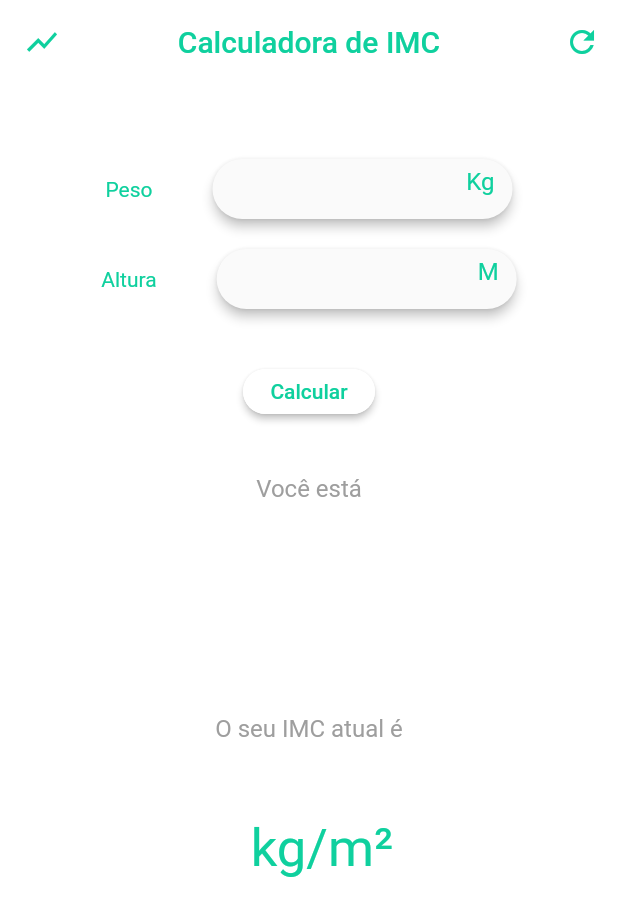
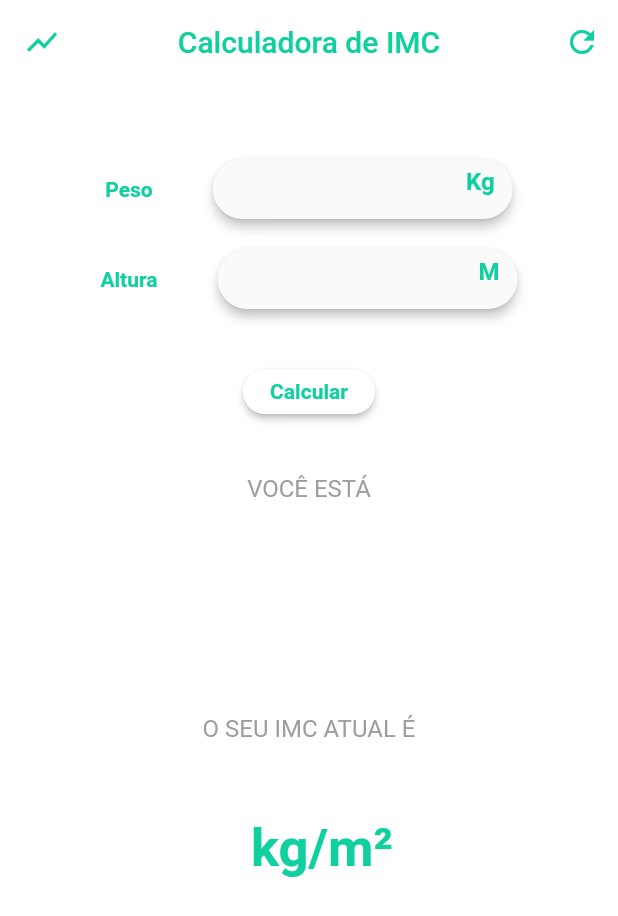
Before and after one commit to elennmilhomem/CalculadoraIMC, a Flutter app: the screen it shows after launch, on a phone screen of 412 x 824 dp. Shown: the top 916 px of the screen. Run offline on Flutter 3.47's test engine with Material 2 defaults, Android fonts, the phone set to English and light mode, and no system bars.

Commit message:
Últimas alterações de layout da primeira versão

```diff
--- a/lib/main.dart
+++ b/lib/main.dart
@@ -1,5 +1,4 @@
 import 'package:flutter/material.dart';
-import 'package:google_fonts/google_fonts.dart';
 
 void main() {
   runApp(MaterialApp(
@@ -16,8 +15,6 @@ class Home extends StatefulWidget {
 class _HomeState extends State<Home> {
   TextEditingController pesoController = TextEditingController();
   TextEditingController alturaController = TextEditingController();
-
-  GlobalKey<FormState> _formkey = GlobalKey<FormState>();
 
   String _infoStatus = "";
   String _infoImc = "";
@@ -92,7 +89,8 @@ class _HomeState extends State<Home> {
         ],
       ),
       body: SingleChildScrollView(
-        child: Column(
+        child: Form(
+          child: Column(
           children: <Widget>[
             SizedBox(
               height: 50,
@@ -105,6 +103,7 @@ class _HomeState extends State<Home> {
                   "Peso",
                   style: TextStyle(
                     color: Color(0xFF0fd09e),
+                    fontWeight: FontWeight.bold,
                   ),
                 ),
                 SizedBox(
@@ -124,6 +123,7 @@ class _HomeState extends State<Home> {
                         hintStyle: TextStyle(
                           fontSize: 16,
                           color: Color(0xFF0fd09e),
+                          fontWeight: FontWeight.bold,
                         ),
                         enabledBorder: OutlineInputBorder(
                           borderSide: BorderSide(
@@ -148,8 +148,7 @@ class _HomeState extends State<Home> {
                 Text(
                   "Altura",
                   style: TextStyle(
-                    color: Color(0xFF0fd09e),
-                  ),
+                      color: Color(0xFF0fd09e), fontWeight: FontWeight.bold),
                 ),
                 SizedBox(
                   width: 40,
@@ -167,8 +166,10 @@ class _HomeState extends State<Home> {
                       keyboardType: TextInputType.number,
                       decoration: InputDecoration(
                         hintText: "M",
-                        hintStyle:
-                            TextStyle(fontSize: 16, color: Color(0xFF0fd09e)),
+                        hintStyle: TextStyle(
+                            fontSize: 16,
+                            color: Color(0xFF0fd09e),
+                            fontWeight: FontWeight.bold),
                         enabledBorder: OutlineInputBorder(
                           borderSide: BorderSide(
                             color: Colors.transparent,
@@ -200,6 +201,7 @@ class _HomeState extends State<Home> {
                   "Calcular",
                   style: TextStyle(
                     color: Color(0xFF0fd09e),
+                    fontWeight: FontWeight.bold,
                   ),
                 ),
                 color: Colors.white,
@@ -207,7 +209,7 @@ class _HomeState extends State<Home> {
             ),
             Padding(padding: EdgeInsets.all(20)),
             Text(
-              "Você está",
+              "VOCÊ ESTÁ",
               textAlign: TextAlign.center,
               style: TextStyle(color: Colors.grey, fontSize: 16.0),
             ),
@@ -222,7 +224,7 @@ class _HomeState extends State<Home> {
               padding: EdgeInsets.all(25),
             ),
             Text(
-              "O seu IMC atual é",
+              "O SEU IMC ATUAL É",
               textAlign: TextAlign.center,
               style: TextStyle(color: Colors.grey, fontSize: 16.0),
             ),
@@ -230,10 +232,11 @@ class _HomeState extends State<Home> {
               padding: EdgeInsets.all(25),
             ),
             Text(
-             " $_infoImc kg/m²",
-              style: TextStyle(color: Color(0xFF0fd09e), fontSize: 35),
+              " $_infoImc kg/m²",
+              style: TextStyle(color: Color(0xFF0fd09e), fontSize: 35, fontWeight: FontWeight.bold),
             ),
           ],
+        ),
         ),
       ),
     );
```
